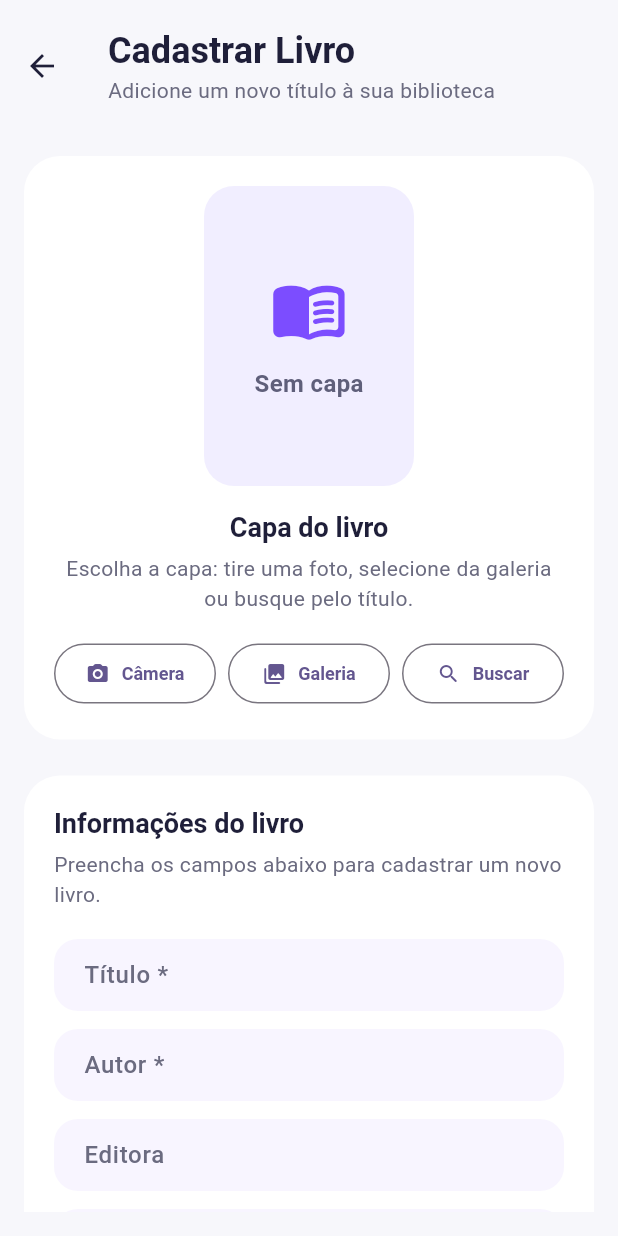
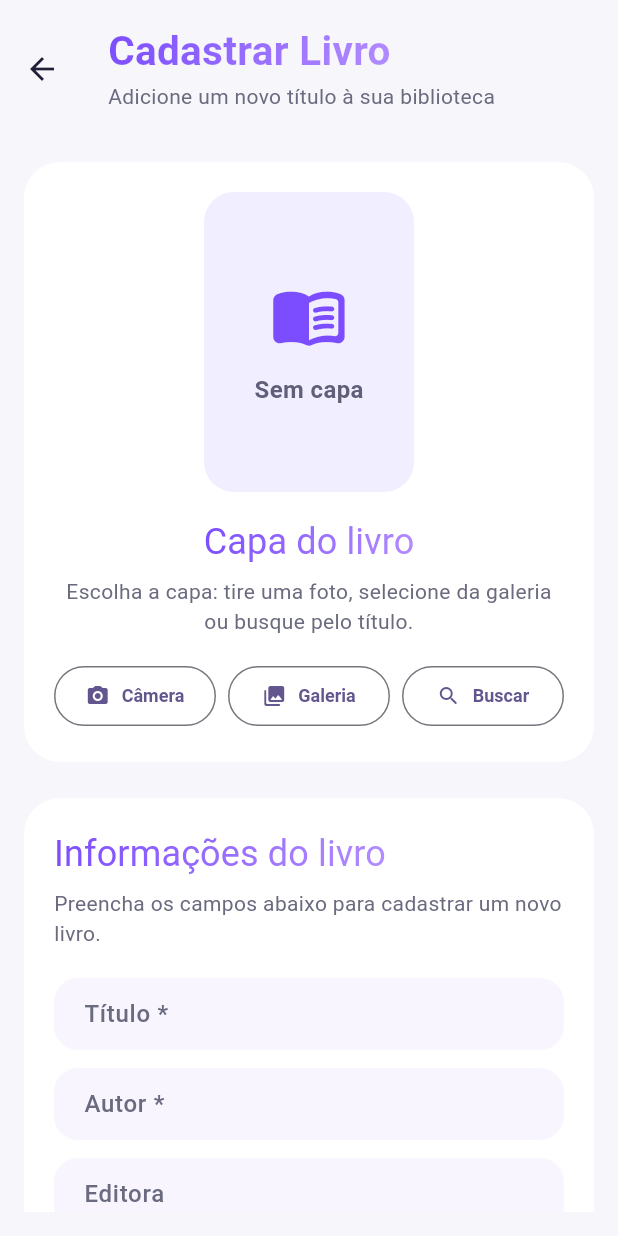
Before and after one commit to giovanna-balochini/app-biblioteca, a Flutter app: the CadastroLivroPage screen opened directly, on a phone screen of 412 x 824 dp. Run offline on Flutter 3.47's test engine with Material 3 defaults, Android fonts, the phone set to English and light mode, and no system bars; our stand-ins replace cached_network_image, image_picker; network calls fail; Roboto replaces fonts that are missing (Diphylleia).

Commit message:
feat(ui): identidade visual com fonte Diphylleia, paleta lilar e logo

```diff
--- a/frontend/lib/screens/cadastro_livro_page.dart
+++ b/frontend/lib/screens/cadastro_livro_page.dart
@@ -379,6 +379,25 @@ class _CadastroLivroPageState extends State<CadastroLivroPage> {
     super.dispose();
   }
 
+  Widget _buildTituloSecao(String texto) {
+    return ShaderMask(
+      shaderCallback: (bounds) => const LinearGradient(
+        colors: [Color(0xFF7C4DFF), Color(0xFFB28CFF)],
+        begin: Alignment.topLeft,
+        end: Alignment.bottomRight,
+      ).createShader(bounds),
+      blendMode: BlendMode.srcIn,
+      child: Text(
+        texto,
+        style: const TextStyle(
+          fontFamily: 'Diphylleia',
+          fontSize: 24,
+          letterSpacing: 0.1,
+        ),
+      ),
+    );
+  }
+
   @override
   Widget build(BuildContext context) {
     return Scaffold(
@@ -387,17 +406,32 @@ class _CadastroLivroPageState extends State<CadastroLivroPage> {
           crossAxisAlignment:
           CrossAxisAlignment.start,
           children: [
-            Text(
+            ShaderMask(
+              shaderCallback: (bounds) => const LinearGradient(
+                colors: [Color(0xFF7C4DFF), Color(0xFFB28CFF)],
+                begin: Alignment.topLeft,
+                end: Alignment.bottomRight,
+              ).createShader(bounds),
+              blendMode: BlendMode.srcIn,
+              child: const Text(
                 'Cadastrar Livro',
-              style: Theme.of(context).textTheme.headlineSmall,
+                style: TextStyle(
+                  fontFamily: 'Diphylleia',
+                  fontSize: 27,
+                  letterSpacing: 0.2,
                 ),
+              ),
+            ),
+              const SizedBox(height: 4),
               Text(
                 'Adicione um novo título à sua biblioteca',
-                style: Theme.of(context).textTheme.bodyMedium,
+                style: Theme.of(context).textTheme.bodyMedium?.copyWith(
+                      color: const Color(0xFF6B6B80),
+                    ),
               ),
           ],
         ),
-        toolbarHeight: 88,
+        toolbarHeight: 92,
       ),
       body: Padding(
         padding: const EdgeInsets.all(16),
@@ -485,10 +519,7 @@ class _CadastroLivroPageState extends State<CadastroLivroPage> {
                       ),
                     ],
                     const SizedBox(height: 16),
-                    Text(
-                      'Capa do livro',
-                      style: Theme.of(context).textTheme.titleLarge,
-                    ),
+                    _buildTituloSecao('Capa do livro'),
                     const SizedBox(height: 6),
                     Text(
                       'Escolha a capa: tire uma foto, selecione da galeria ou busque pelo título.',
@@ -551,10 +582,7 @@ class _CadastroLivroPageState extends State<CadastroLivroPage> {
                 child: Column(
                   crossAxisAlignment: CrossAxisAlignment.start,
                   children: [
-                    Text(
-                      'Informações do livro',
-                      style: Theme.of(context).textTheme.titleLarge,
-                    ),
+                    _buildTituloSecao('Informações do livro'),
                     const SizedBox(height: 6),
                     Text(
                       'Preencha os campos abaixo para cadastrar um novo livro.',
@@ -599,10 +627,7 @@ class _CadastroLivroPageState extends State<CadastroLivroPage> {
                       decoration: const InputDecoration(labelText: 'Gênero'),
                     ),
                     const SizedBox(height: 20),
-                    Text(
-                      'Descrição do livro',
-                      style: Theme.of(context).textTheme.titleLarge,
-                    ),
+                    _buildTituloSecao('Descrição do livro'),
                     const SizedBox(height: 8),
                     Text(
                       'Adicione um resumo, observação ou detalhes importantes sobre o livro.',
@@ -650,11 +675,28 @@ class _CadastroLivroPageState extends State<CadastroLivroPage> {
                               child: Column(
                                 crossAxisAlignment: CrossAxisAlignment.start,
                                 children: [
-                                  Text(
-                                    _lido ? 'Livro lido' : 'Ainda não lido',
+                                  _lido
+                                      ? Text(
+                                          'Livro lido',
                                           style: Theme.of(context).textTheme.bodyLarge?.copyWith(
                                                 fontWeight: FontWeight.w600,
-                                          color: _lido ? const Color(0xFF2E7D32) : const Color(0xFF2A2A38),
+                                                color: const Color(0xFF2E7D32),
+                                              ),
+                                        )
+                                      : ShaderMask(
+                                          shaderCallback: (bounds) => const LinearGradient(
+                                            colors: [Color(0xFF7C4DFF), Color(0xFFB28CFF)],
+                                            begin: Alignment.topLeft,
+                                            end: Alignment.bottomRight,
+                                          ).createShader(bounds),
+                                          blendMode: BlendMode.srcIn,
+                                          child: Text(
+                                            'Ainda não lido',
+                                            style: Theme.of(context).textTheme.bodyLarge?.copyWith(
+                                                  fontWeight: FontWeight.w700,
+                                                  fontSize: 17,
+                                                  color: Colors.white,
+                                                ),
                                           ),
                                         ),
                                   const SizedBox(height: 2),
@@ -708,14 +750,31 @@ class _CadastroLivroPageState extends State<CadastroLivroPage> {
                         children: [
                           Row(
                             children: [
-                              const Icon(Icons.star_rate_rounded, color: Color(0xFF7C4DFF)),
+                              ShaderMask(
+                                shaderCallback: (bounds) => const LinearGradient(
+                                  colors: [Color(0xFF7C4DFF), Color(0xFFB28CFF)],
+                                  begin: Alignment.topLeft,
+                                  end: Alignment.bottomRight,
+                                ).createShader(bounds),
+                                blendMode: BlendMode.srcIn,
+                                child: const Icon(Icons.star_rate_rounded, color: Colors.white, size: 28),
+                              ),
                               const SizedBox(width: 12),
                               Expanded(
+                                child: ShaderMask(
+                                  shaderCallback: (bounds) => const LinearGradient(
+                                    colors: [Color(0xFF7C4DFF), Color(0xFFB28CFF)],
+                                    begin: Alignment.topLeft,
+                                    end: Alignment.bottomRight,
+                                  ).createShader(bounds),
+                                  blendMode: BlendMode.srcIn,
                                   child: Text(
                                     'Sua avaliação',
                                     style: Theme.of(context).textTheme.bodyLarge?.copyWith(
-                                        fontWeight: FontWeight.w600,
-                                        color: const Color(0xFF2A2A38),
+                                          fontWeight: FontWeight.w700,
+                                          fontSize: 18,
+                                          color: Colors.white,
+                                        ),
                                   ),
                                 ),
                               ),
```
Also changed, not shown: frontend/lib/main.dart (+42 -5 lines), frontend/lib/screens/detalhe_livro_page.dart (+17 -1 lines), frontend/pubspec.yaml (+6 -4 lines), frontend/assets/images/logo_minha_biblioteca.png (added), 1 other file. Lines whose indentation alone changed are shown as unchanged.
